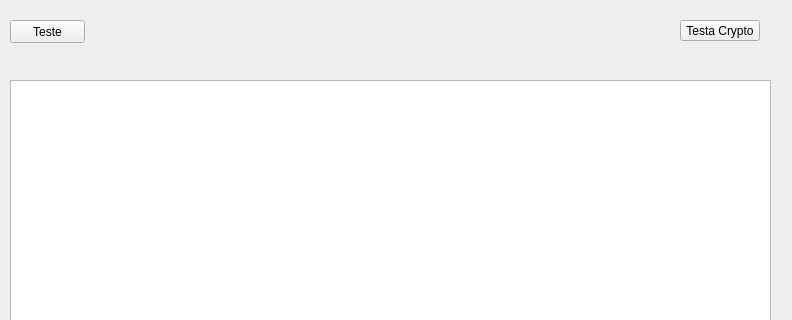
Before: the Qt Designer form DoReMi/mainwindow.ui in gemma-gaspa/DoReMi, drawn with Qt 5; both pictures show x 0 to 792 and y 0 to 320 of the 792 by 600 pixel window.
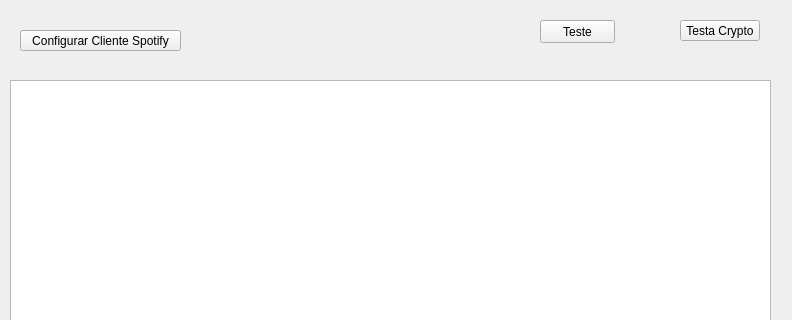
After: the same form once the commit is applied.

Patch:
```diff
--- a/DoReMi/mainwindow.ui
+++ b/DoReMi/mainwindow.ui
@@ -17,7 +17,7 @@
    <widget class="QPushButton" name="opW_PushButton_TestaSpotify">
     <property name="geometry">
      <rect>
-      <x>10</x>
+      <x>540</x>
       <y>20</y>
       <width>75</width>
       <height>23</height>
@@ -50,6 +50,19 @@
      <string>Testa Crypto</string>
     </property>
    </widget>
+   <widget class="QPushButton" name="mopW_PushButton_ConfigClienteSpotify">
+    <property name="geometry">
+     <rect>
+      <x>20</x>
+      <y>30</y>
+      <width>161</width>
+      <height>21</height>
+     </rect>
+    </property>
+    <property name="text">
+     <string>Configurar Cliente Spotify</string>
+    </property>
+   </widget>
   </widget>
   <widget class="QMenuBar" name="menubar">
    <property name="geometry">
```
Left out of the diff: 8 changed lines with no effect on the pictures.
